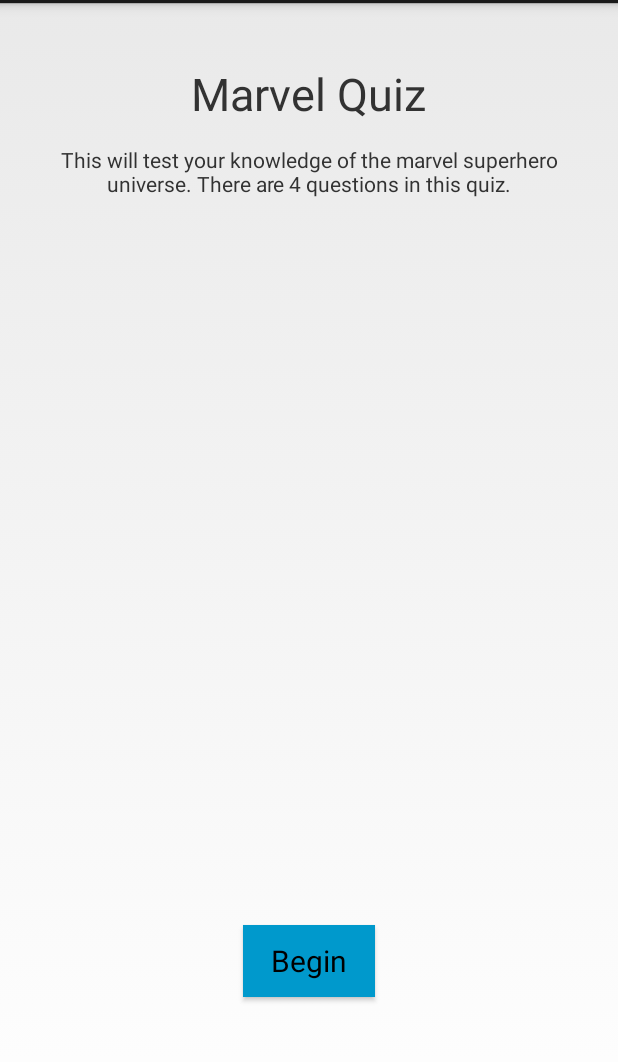
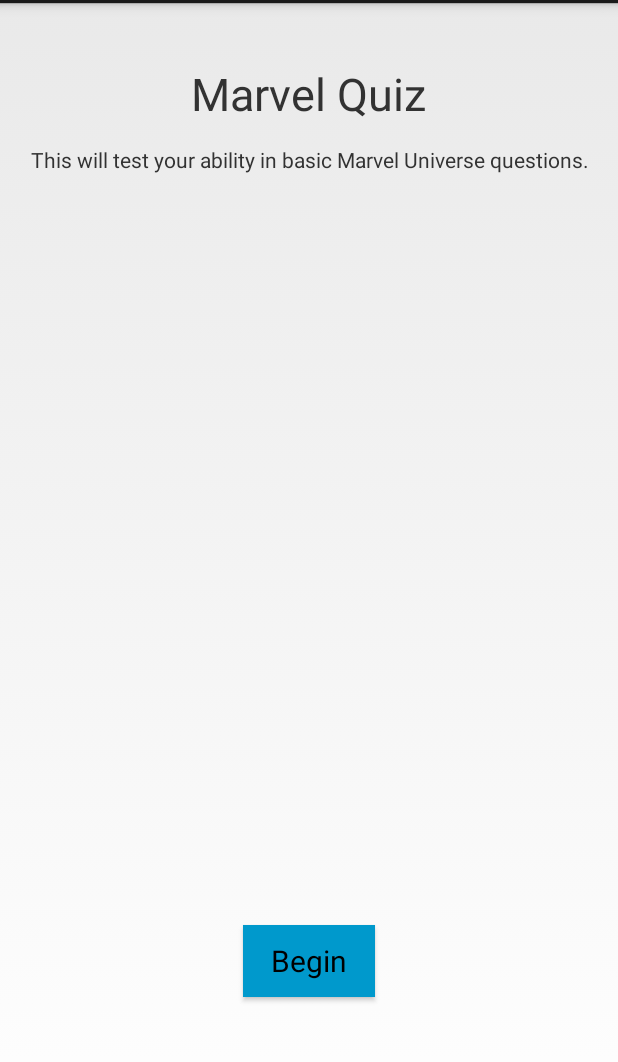
Before and after one commit to coopercc/quizdroid, an Android app: the screen it shows after launch (QuizActivity), after a tap on "Marvel", on a phone screen of 412 x 824 dp, the part 69-1131 px from its top. Run offline under Robolectric (Android 15) with nearby library versions, the phone set to English and light mode, and no system bars.

Commit message:
Need to test if works, but code is written brut

```diff
--- a/MyApplication/app/src/main/java/quizdroid/coopercc/washington/edu/quizdroid/IntroFragment.java
+++ b/MyApplication/app/src/main/java/quizdroid/coopercc/washington/edu/quizdroid/IntroFragment.java
@@ -30,13 +30,19 @@ public class IntroFragment extends Fragment {
         // Inflate the layout for this fragment
         View rootView = inflater.inflate(R.layout.fragment_intro, container, false);
 
-        String subject = getArguments().getString("subject");
-        String desc = getArguments().getString("description");
+        int pos = getArguments().getInt("pos");
 
-        TextView title = (TextView) rootView.findViewById(R.id.introTitle);
+
+        QuizApp app = (QuizApp)getActivity().getApplication();
+        final Topic topic = ((QuizActivity)getActivity()).getTopic();
+        //get title and desc
+        String title = topic.getTitle();
+        String desc = topic.getDesc();
+
+        TextView titleView = (TextView) rootView.findViewById(R.id.introTitle);
         TextView descView = (TextView) rootView.findViewById(R.id.description);
 
-        title.setText(subject + " Quiz");
+        titleView.setText(title + " Quiz");
         descView.setText(desc);
 
         Button btn = (Button) rootView.findViewById(R.id.begin);
@@ -44,12 +50,10 @@ public class IntroFragment extends Fragment {
             @Override
             public void onClick(View v) {
 
-                Bundle bundle = new Bundle();
-                bundle.putInt("question", 1);
-                bundle.putInt("correct", 0);
                 QuestionFragment questionFrag = new QuestionFragment();
-                questionFrag.setArguments(bundle);
 
+                //reset the
+                topic.reset();
 
                 FragmentTransaction tx = getFragmentManager().beginTransaction();
                 tx.replace(R.id.fragment_placeholder, questionFrag);
--- a/MyApplication/app/src/main/java/quizdroid/coopercc/washington/edu/quizdroid/QuizActivity.java
+++ b/MyApplication/app/src/main/java/quizdroid/coopercc/washington/edu/quizdroid/QuizActivity.java
@@ -5,16 +5,12 @@ import android.app.FragmentTransaction;
 import android.content.Intent;
 import android.os.Bundle;
 
+import java.util.List;
+
 public class QuizActivity extends Activity {
-    String[] descriptions = {
-            "This will test your ability in basic math questions.",
-            "This will test your ability in basic physics questions.",
-            "This will test your knowledge of the marvel superhero universe."
-    };
+
     String qCount = "There are 4 questions in this quiz.";
-    int currectQuestion = 1;
-    int countCorrect = 0;
-
+    public static Topic topic;
 
     @Override
     protected void onCreate(Bundle savedInstanceState) {
@@ -22,21 +18,26 @@ public class QuizActivity extends Activity {
         setContentView(R.layout.activity_quiz);
 
         Intent intent = getIntent();
-        String subj = intent.getStringExtra("subject");
         int pos = intent.getIntExtra("position", 0);
 
+        QuizApp app = (QuizApp)this.getApplication();
+        //get title and desc
+
+        topic = app.getRepository().getTopics().get(pos);
+        String title = topic.getTitle();
+        String desc = topic.getDesc();
 
         Bundle bundle = new Bundle();
-        bundle.putString("subject", subj);
-        bundle.putString("description", descriptions[pos] + " " + qCount);
+        bundle.putInt("pos", pos);
 
         IntroFragment introFrag = new IntroFragment();
         introFrag.setArguments(bundle);
         FragmentTransaction tx = getFragmentManager().beginTransaction();
         tx.replace(R.id.fragment_placeholder, introFrag);
         tx.commit();
+    }
 
-
-
+    public Topic getTopic() {
+        return topic;
     }
 }
```
Also changed, not shown: MyApplication/app/src/main/java/quizdroid/coopercc/washington/edu/quizdroid/AnswerFragment.java (+31 -26 lines), MyApplication/app/src/main/java/quizdroid/coopercc/washington/edu/quizdroid/QuestionFragment.java (+27 -10 lines), MyApplication/app/src/main/java/quizdroid/coopercc/washington/edu/quizdroid/Topic.java (+15 -2 lines).
